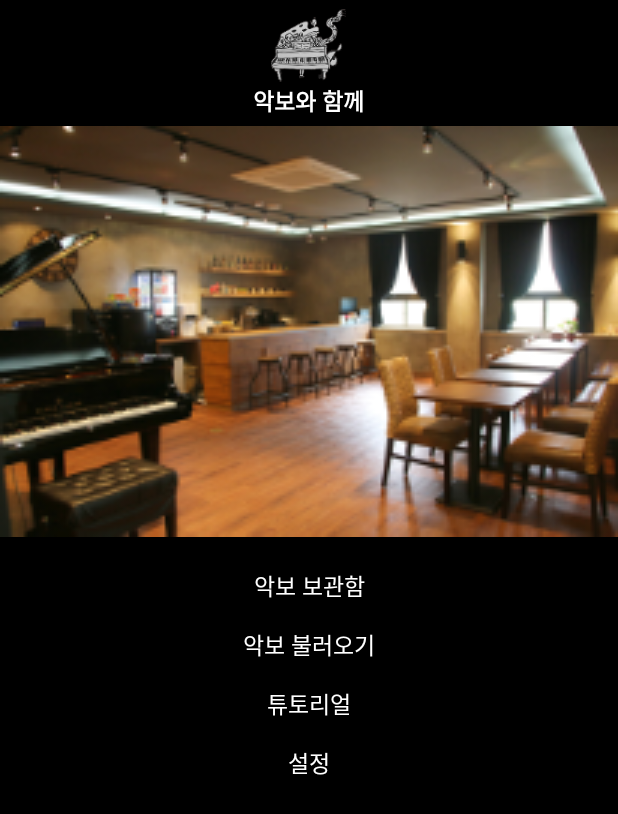
After one commit to SeongWonKong/WithScore, an Android app: the HomeActivity screen opened directly, with no data from a screen before it, on a phone screen of 412 x 824 dp. The commit adds this screen. Shown: the top 814 px of the screen. Run offline under Robolectric (Android 15) with nearby library versions, the phone set to English and light mode, and no system bars; libraries missing offline, so code that uses them is left out: com.toast.android; 1 statement that could not run was skipped.

Commit message:
Splash + Home

```diff
--- /dev/null
+++ b/app/src/main/java/com/withscore/seongwonkong/withscore/HomeActivity.java
@@ -0,0 +1,21 @@
+package com.withscore.seongwonkong.withscore;
+
+import android.os.Bundle;
+
+import com.withscore.seongwonkong.withscore.base.BaseActivity;
+
+/**
+ * Created by seongwonkong on 2017. 6. 28..
+ */
+
+public class HomeActivity extends BaseActivity {
+    public static final String TAG = "HomeActivity";
+
+    @Override
+    protected void onCreate(Bundle savedInstanceState) {
+        super.onCreate(savedInstanceState);
+        setContentView(R.layout.activity_home);
+
+    }
+
+}
--- /dev/null
+++ b/app/src/main/res/layout/activity_home.xml
@@ -0,0 +1,90 @@
+<?xml version="1.0" encoding="utf-8"?>
+<LinearLayout xmlns:android="http://schemas.android.com/apk/res/android"
+    android:orientation="vertical" android:layout_width="match_parent"
+    android:layout_height="match_parent"
+    android:background="@android:color/black">
+
+    <LinearLayout
+        android:layout_width="match_parent"
+        android:layout_height="wrap_content"
+        android:orientation="vertical"
+        android:gravity="center_horizontal"
+        android:padding="5dp">
+
+        <ImageView
+            android:layout_width="50dp"
+            android:layout_height="50dp"
+            android:src="@drawable/piano_1"
+            android:layout_gravity="center_horizontal"
+            />
+
+        <TextView
+            android:layout_width="wrap_content"
+            android:layout_height="wrap_content"
+            android:text="@string/korean_app_name"
+            android:textColor="@android:color/white"
+            android:textStyle="bold"
+            android:textSize="15dp"
+            android:layout_gravity="center_horizontal"
+            />
+
+    </LinearLayout>
+
+    <ImageView
+        android:layout_width="match_parent"
+        android:layout_height="wrap_content"
+        android:src="@drawable/with_piano"
+        android:adjustViewBounds="true"
+        />
+
+    <LinearLayout
+        android:layout_width="match_parent"
+        android:layout_height="wrap_content"
+        android:orientation="vertical"
+        android:paddingTop="10dp"
+        android:paddingBottom="15dp">
+        <TextView
+            android:id="@+id/score_storage_btn"
+            android:layout_width="match_parent"
+            android:layout_height="wrap_content"
+            android:text="@string/score_storage"
+            android:textColor="@android:color/white"
+            android:textSize="15dp"
+            android:padding="5dp"
+            android:layout_marginTop="5dp"
+            android:gravity="center_horizontal"/>
+
+        <TextView
+            android:id="@+id/load_store_btn"
+            android:layout_width="match_parent"
+            android:layout_height="wrap_content"
+            android:text="@string/load_score"
+            android:textColor="@android:color/white"
+            android:textSize="15dp"
+            android:padding="5dp"
+            android:layout_marginTop="5dp"
+            android:gravity="center_horizontal"/>
+
+        <TextView
+            android:id="@+id/tutorial_btn"
+            android:layout_width="match_parent"
+            android:layout_height="wrap_content"
+            android:text="@string/tutorial"
+            android:textColor="@android:color/white"
+            android:textSize="15dp"
+            android:padding="5dp"
+            android:layout_marginTop="5dp"
+            android:gravity="center_horizontal"/>
+
+        <TextView
+            android:id="@+id/setting_btn"
+            android:layout_width="match_parent"
+            android:layout_height="wrap_content"
+            android:text="@string/setting"
+            android:textColor="@android:color/white"
+            android:textSize="15dp"
+            android:padding="5dp"
+            android:layout_marginTop="5dp"
+            android:gravity="center_horizontal"/>
+    </LinearLayout>
+</LinearLayout>
--- a/app/src/main/res/values/colors.xml
+++ b/app/src/main/res/values/colors.xml
@@ -3,4 +3,6 @@
     <color name="colorPrimary">#3F51B5</color>
     <color name="colorPrimaryDark">#303F9F</color>
     <color name="colorAccent">#FF4081</color>
+
+    <color name="main_color">#4d7fa6</color>
 </resources>
--- a/app/src/main/res/values/strings.xml
+++ b/app/src/main/res/values/strings.xml
@@ -1,3 +1,11 @@
 <resources>
-    <string name="app_name">WithScore</string>
+    <string name="korean_app_name">악보와 함께</string>
+
+    <!-- 홈화면 메뉴 -->
+    <string name="score_storage">악보 보관함</string>
+    <string name="load_score">악보 불러오기</string>
+    <string name="tutorial">튜토리얼</string>
+    <string name="setting">설정</string>
+
+
 </resources>
--- a/app/src/main/res/values/styles.xml
+++ b/app/src/main/res/values/styles.xml
@@ -1,7 +1,7 @@
 <resources>
 
     <!-- Base application theme. -->
-    <style name="AppTheme" parent="Theme.AppCompat.Light.DarkActionBar">
+    <style name="AppTheme" parent="Theme.AppCompat.Light.NoActionBar">
         <!-- Customize your theme here. -->
         <item name="colorPrimary">@color/colorPrimary</item>
         <item name="colorPrimaryDark">@color/colorPrimaryDark</item>
--- /dev/null
+++ b/app/src/main/resDebug/values/value.xml
@@ -0,0 +1,3 @@
+<resources>
+    <string name="app_name">WithScore DEBUG</string>
+</resources>
--- /dev/null
+++ b/app/src/main/resRelease/values/value.xml
@@ -0,0 +1,3 @@
+<resources>
+    <string name="app_name">WithScore</string>
+</resources>
```
Also changed, not shown: app/build.gradle (+20 -0 lines), app/src/main/AndroidManifest.xml (+7 -1 lines), app/src/main/java/com/withscore/seongwonkong/withscore/SplashActivity.java (+11 -11 lines), app/src/main/java/com/withscore/seongwonkong/withscore/application/AppApplication.java (added, +56 -0 lines), app/src/main/java/com/withscore/seongwonkong/withscore/application/AppNavigator.java (added, +19 -0 lines), app/src/main/res/layout/activity_splash.xml (+5 -17 lines), app/src/main/res/drawable-xxxhdpi/piano_1.png (added), app/src/main/res/drawable-xxxhdpi/with_piano.jpg (added).
